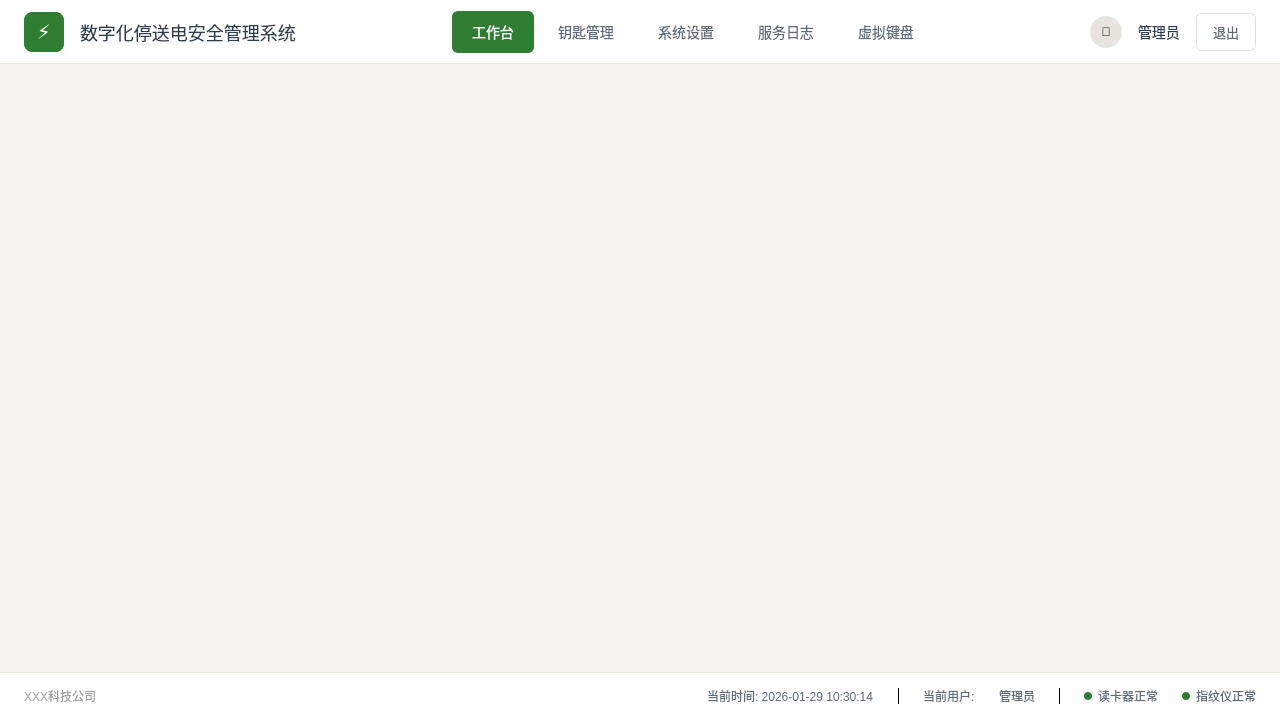
The window that RK3568/ui/mainwindow.ui (Ruanchenxi/RK3568-Qt-Workbench) describes before a commit, drawn with Qt 5.
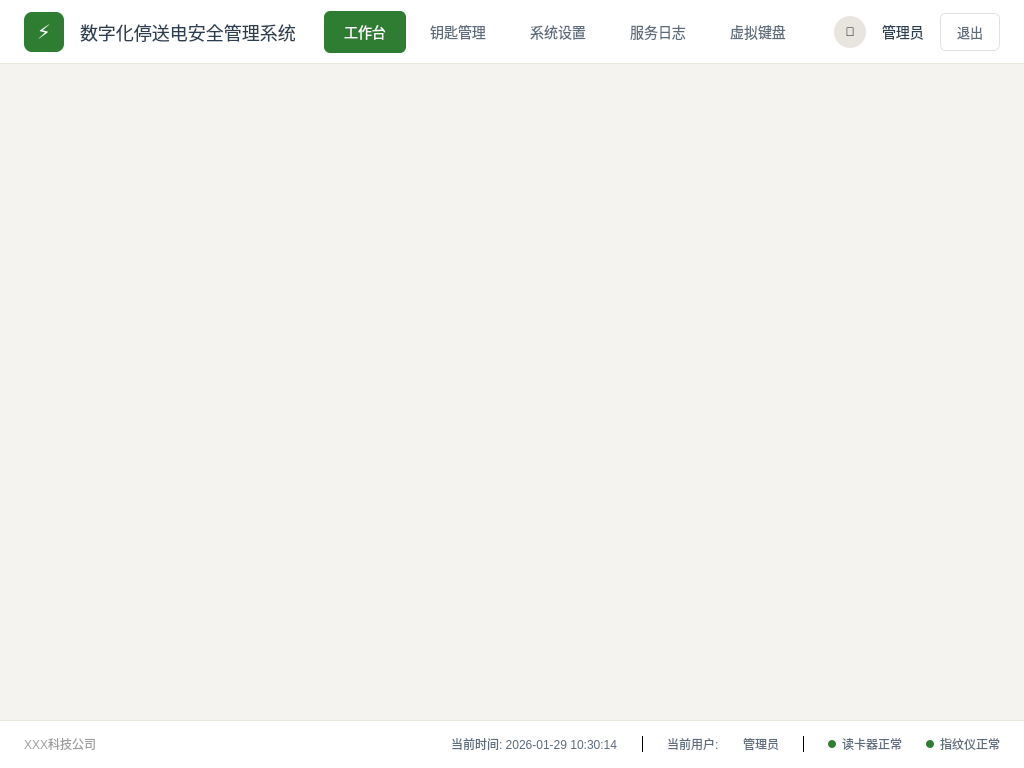
The same window after the commit.

The edit to the form file:
```diff
--- a/RK3568/ui/mainwindow.ui
+++ b/RK3568/ui/mainwindow.ui
@@ -6,14 +6,14 @@
    <rect>
     <x>0</x>
     <y>0</y>
-    <width>1280</width>
-    <height>720</height>
+    <width>1024</width>
+    <height>768</height>
    </rect>
   </property>
   <property name="minimumSize">
    <size>
-    <width>1280</width>
-    <height>720</height>
+    <width>1024</width>
+    <height>768</height>
    </size>
   </property>
   <property name="windowTitle">
```
